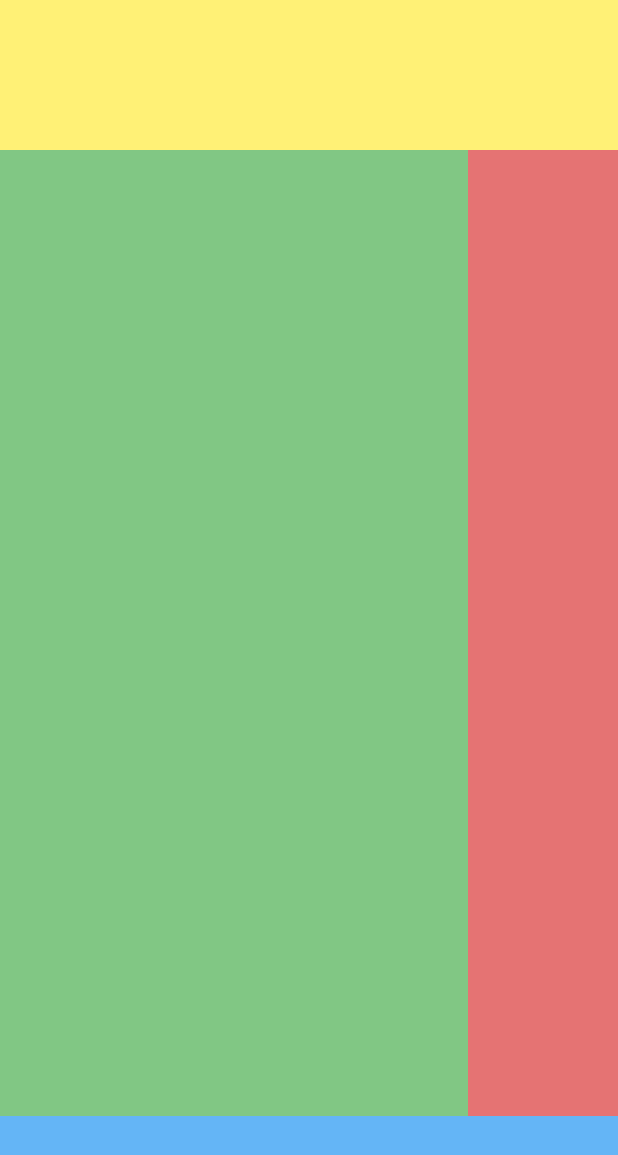
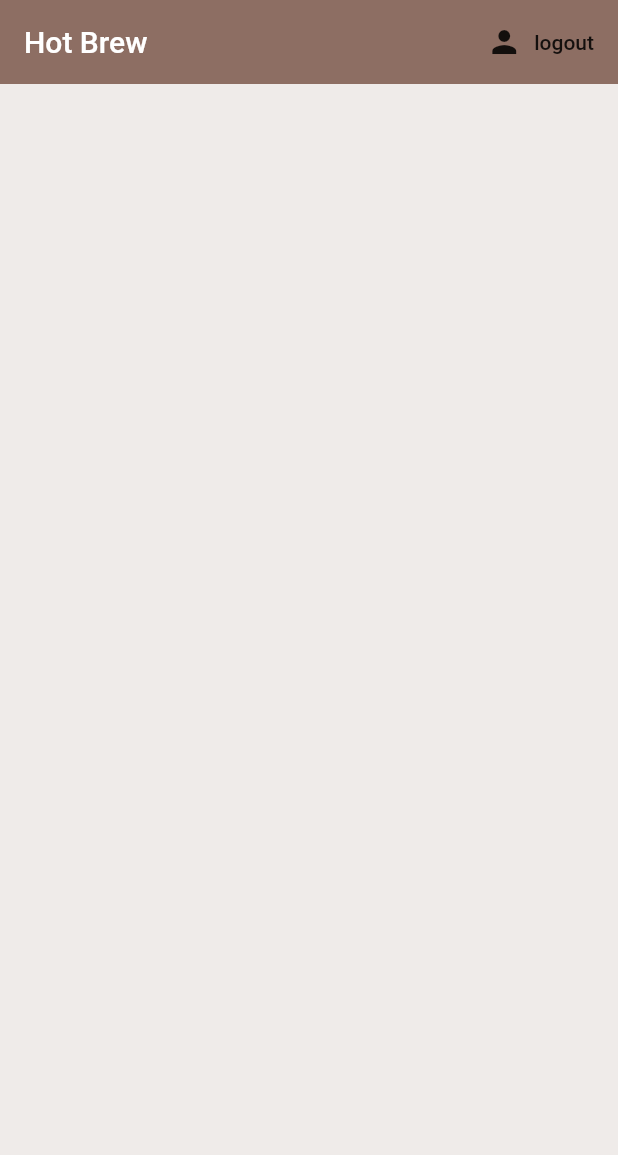
Before and after one commit to IbsanjU/Hot_Brew, a Flutter app: the screen it shows once a user with an empty profile is signed in, on a phone screen of 412 x 824 dp. Shown: the top 1155 px of the screen. Run offline on Flutter 3.47's test engine with Material 2 defaults, Android fonts, the phone set to English and light mode, and no system bars; our stand-ins replace firebase_auth, firebase_core; accounts and stored records are empty.

Commit message:
08 Update Home Ui | add logout app button

```diff
--- a/lib/screens/home/home.dart
+++ b/lib/screens/home/home.dart
@@ -1,40 +1,19 @@
 import 'package:flutter/material.dart ';
-import 'package:flutter/rendering.dart';
 
 class Home extends StatelessWidget {
-  Widget get topSection => Container(height: 100.0, color: Colors.yellow[300]);
-
-  Widget get videoDescription =>
-      Expanded(child: Container(color: Colors.green[300]));
-
-  Widget get actionToolbar => Container(width: 100.0, color: Colors.red[300]);
-
-  Widget get middleSection => Expanded(
-      child: Row(
-          mainAxisSize: MainAxisSize.max,
-          crossAxisAlignment: CrossAxisAlignment.end,
-          children: <Widget>[videoDescription, actionToolbar]));
-
-  Widget get bottomSection => Container(height: 80.0, color: Colors.blue[300]);
-
   @override
   Widget build(BuildContext context) {
-    // return Container(
-    //   child: Text('home'),
-    // );
-
     return Scaffold(
-      body: Column(
-        children: <Widget>[
-          //Top Section   // Container(height: 100.0, color: Colors.yellow[300]),
-          // [OR]
-          topSection,
-
-          //Middle Section
-          middleSection,
-
-          //Bottom Section
-          bottomSection
+      backgroundColor: Colors.brown[50],
+      appBar: AppBar(
+        title: Text('Hot Brew'),
+        backgroundColor: Colors.brown[400],
+        elevation: 0.0,
+        actions: <Widget>[
+          FlatButton.icon(
+              onPressed: () {},
+              icon: Icon(Icons.person),
+              label: Text('logout')),
         ],
       ),
     );
```
